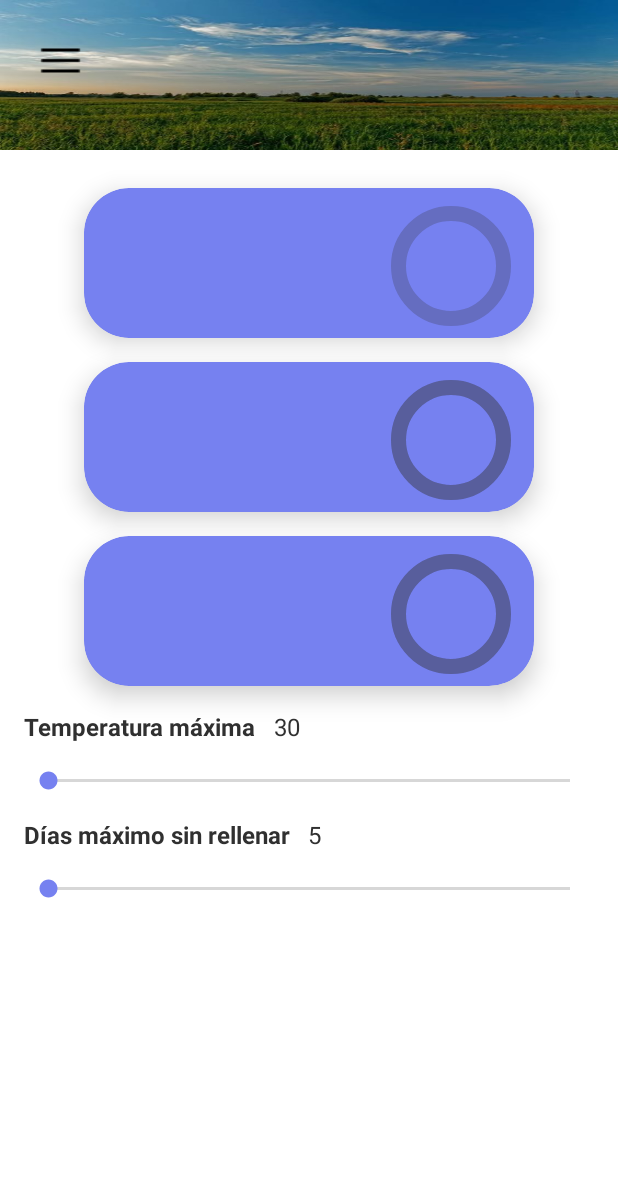
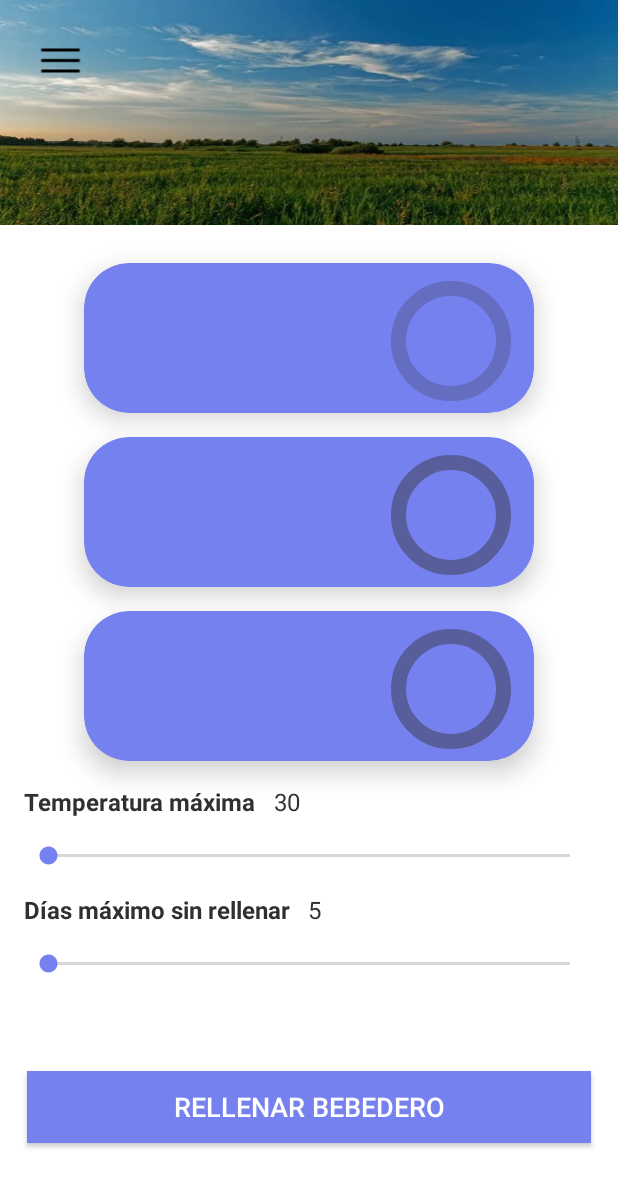
Before and after one commit to sabrinabaungartner/Bebedero-vacas, an Android app: the layout activity_main.xml on its own in the app's theme, with its tools: preview values and no code run, on a phone screen of 412 x 824 dp. Shown: the top 1187 px of the screen. Run offline under Robolectric (Android 15) with nearby library versions, the phone set to English and light mode, and no system bars.

Commit message:
se agrega boton para dar la orden de rellenar bebedero

```diff
--- a/Proyectofinalbebedero/app/src/main/java/com/example/proyecto_final_bebedero/MainActivity.kt
+++ b/Proyectofinalbebedero/app/src/main/java/com/example/proyecto_final_bebedero/MainActivity.kt
@@ -1,9 +1,11 @@
 package com.example.proyecto_final_bebedero
 
 import android.annotation.SuppressLint
+import android.graphics.Color
 import android.os.Bundle
 import android.util.Log
 import android.view.MenuItem
+import android.widget.Button
 import android.widget.ImageButton
 import android.widget.ProgressBar
 import android.widget.SeekBar
@@ -12,6 +14,8 @@ import androidx.appcompat.app.AppCompatActivity
 import androidx.cardview.widget.CardView
 import androidx.drawerlayout.widget.DrawerLayout
 import com.google.android.material.navigation.NavigationView
+import android.os.Handler
+import android.os.Looper
 
 class MainActivity : AppCompatActivity() {
     private val firebaseDatabaseInterface: FirebaseDatabaseInterface = FirebaseDatabaseHandler()
@@ -52,6 +56,8 @@ class MainActivity : AppCompatActivity() {
     private lateinit var drawerLayout: DrawerLayout
     private lateinit var navView: NavigationView
     private lateinit var menuButton: ImageButton
+    private lateinit var fillButton: Button
+    val mainHandler = Handler(Looper.getMainLooper())
 
     override fun onCreate(savedInstanceState: Bundle?) {
         super.onCreate(savedInstanceState)
@@ -87,10 +93,20 @@ class MainActivity : AppCompatActivity() {
         drawerLayout = findViewById(R.id.drawer_layout)
         navView = findViewById(R.id.nav_view)
         menuButton = findViewById(R.id.menuButton)
+        fillButton = findViewById(R.id.buttonFill)
         seekBarWaterTemperature = findViewById(R.id.seekBarWaterTemperature) // Reference to SeekBar value
         progressTextViewWaterTemperature = findViewById(R.id.seekBarValueTextViewWaterTemperature) // Reference to SeekBar text
         seekBarWaterQuality = findViewById(R.id.seekBarWaterQuality)
         progressTextViewWaterQuality = findViewById(R.id.seekBarValueTextViewQuality)
+
+        fillButton.setOnClickListener {
+            fillButton.isEnabled = false
+
+            mainHandler.postDelayed({
+                fillButton.isEnabled = true
+
+            }, 2000) // 2000 miliseconds = 2 seconds
+        }
     }
 
     private fun navigationDrawerSetup() {
--- /dev/null
+++ b/Proyectofinalbebedero/app/src/main/res/drawable/button_background_selector.xml
@@ -0,0 +1,13 @@
+<?xml version="1.0" encoding="utf-8"?>
+<selector xmlns:android="http://schemas.android.com/apk/res/android">
+    <item android:state_enabled="true">
+        <shape android:shape="rectangle">
+            <solid android:color="@color/colorButtonEnabled" />
+        </shape>
+    </item>
+    <item android:state_enabled="false">
+        <shape android:shape="rectangle">
+            <solid android:color="@color/colorButtonDisabled" />
+        </shape>
+    </item>
+</selector>
--- a/Proyectofinalbebedero/app/src/main/res/layout/activity_main.xml
+++ b/Proyectofinalbebedero/app/src/main/res/layout/activity_main.xml
@@ -273,6 +273,25 @@
         <!-- Top bar with text -->
         <include layout="@layout/top_bar_layout" />
 
+        <!-- Fill waterer button -->
+        <Button
+            android:id="@+id/buttonFill"
+            android:layout_width="match_parent"
+            android:layout_height="wrap_content"
+            android:layout_marginStart="18dp"
+            android:layout_marginEnd="18dp"
+            android:background="@drawable/button_background_selector"
+            android:gravity="center"
+            android:shape="oval"
+            android:text="Rellenar bebedero"
+            android:textSize="18sp"
+            android:textColor="#FFFFFF"
+            app:layout_constraintBottom_toBottomOf="parent"
+            app:layout_constraintEnd_toEndOf="parent"
+            app:layout_constraintStart_toStartOf="parent"
+            app:layout_constraintTop_toBottomOf="@+id/seekBarLinearLayoutWaterQuality"
+            tools:ignore="HardcodedText,TextContrastCheck" />
+
     </androidx.constraintlayout.widget.ConstraintLayout>
 
     <!-- Navigation drawer -->
--- a/Proyectofinalbebedero/app/src/main/res/layout/top_bar_layout.xml
+++ b/Proyectofinalbebedero/app/src/main/res/layout/top_bar_layout.xml
@@ -1,7 +1,7 @@
 <?xml version="1.0" encoding="utf-8"?>
 <androidx.constraintlayout.widget.ConstraintLayout android:id="@+id/topBarLayout"
     android:layout_width="match_parent"
-    android:layout_height="100dp"
+    android:layout_height="150dp"
     android:background="@drawable/background1"
     xmlns:android="http://schemas.android.com/apk/res/android"
     xmlns:app="http://schemas.android.com/apk/res-auto"
--- a/Proyectofinalbebedero/app/src/main/res/values/colors.xml
+++ b/Proyectofinalbebedero/app/src/main/res/values/colors.xml
@@ -5,4 +5,6 @@
     <color name="gris_claro">#CCCCCC</color>
     <color name="violet">#7681f0</color>
     <color name="dark_gray">#303030</color>
+    <color name="colorButtonEnabled">@color/violet</color>
+    <color name="colorButtonDisabled">@color/gris_claro</color>
 </resources>
```
